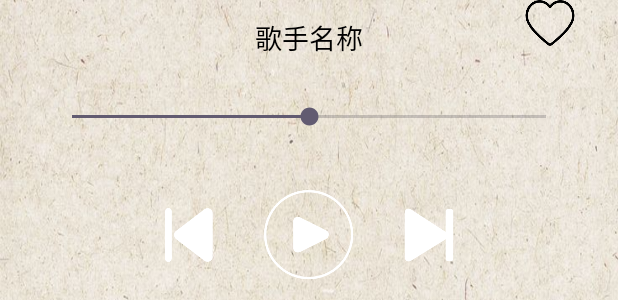
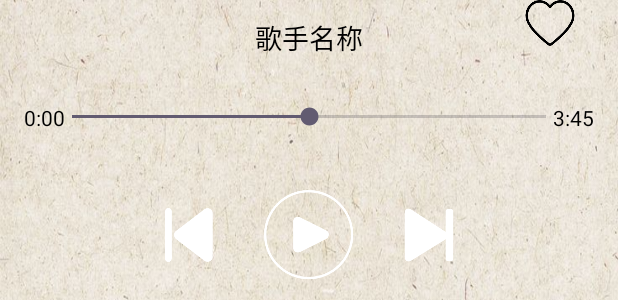
Before and after one commit to hcyhechaoyang/MusicPlayerApplication, an Android app: the layout activity_player.xml on its own in the app's theme, with its tools: preview values and no code run, on a phone screen of 412 x 824 dp. Shown: the part 679-979 px from the top of the screen. Run offline under Robolectric (Android 15) with nearby library versions, the phone set to English and light mode, and no system bars.

Commit message:
修复延迟回调空指针及音乐时间更新

```diff
--- a/app/src/main/res/layout/activity_player.xml
+++ b/app/src/main/res/layout/activity_player.xml
@@ -79,6 +79,29 @@
         android:layout_marginStart="32dp"
         android:layout_marginEnd="32dp" />
 
+    <!-- 播放时间显示 -->
+    <TextView
+        android:id="@+id/current_time"
+        android:layout_width="wrap_content"
+        android:layout_height="wrap_content"
+        android:text="0:00"
+        android:textColor="#000000"
+        android:textSize="14sp"
+        app:layout_constraintStart_toStartOf="parent"
+        app:layout_constraintTop_toTopOf="@+id/seek_bar"
+        android:layout_marginStart="16dp" />
+
+    <TextView
+        android:id="@+id/total_time"
+        android:layout_width="wrap_content"
+        android:layout_height="wrap_content"
+        android:text="3:45"
+        android:textColor="#000000"
+        android:textSize="14sp"
+        app:layout_constraintEnd_toEndOf="parent"
+        app:layout_constraintTop_toTopOf="@+id/seek_bar"
+        android:layout_marginEnd="16dp" />
+
     <!-- 控制按钮（播放/暂停、上一首、下一首） -->
     <LinearLayout
         android:id="@+id/control_buttons"
```
Also changed, not shown: app/src/main/java/com/xiaoyang/musicplayerapplication/ui/activity/PlayerActivity.kt (+72 -26 lines).
